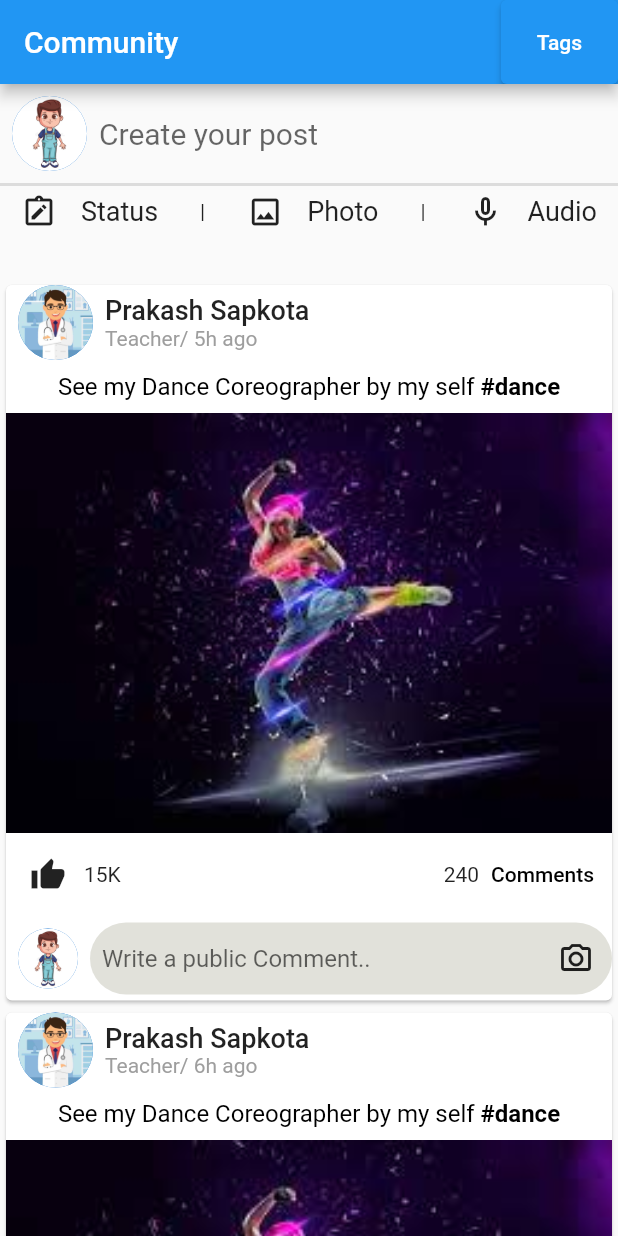
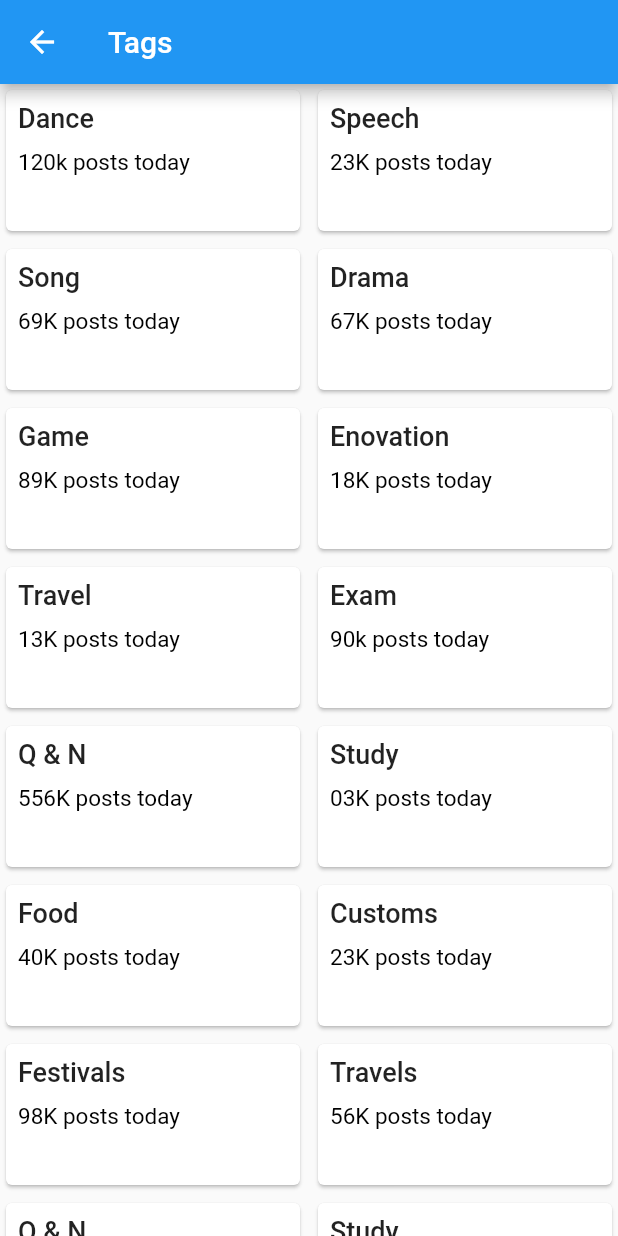
Before and after one commit to Binaya-mrt/internproject, a Flutter app: the screen it shows after launch, after a tap on "Tags", on a phone screen of 412 x 824 dp. Run offline on Flutter 3.47's test engine with Material 2 defaults, Android fonts, the phone set to English and light mode, and no system bars; our stand-ins replace font_awesome_flutter.

Commit message:
tags added

```diff
--- a/lib/main.dart
+++ b/lib/main.dart
@@ -1,4 +1,5 @@
 import 'package:brosoft/view/community.dart';
+import 'package:brosoft/view/tags.dart';
 import 'package:flutter/material.dart';
 
 void main() => runApp(MyApp());
@@ -10,7 +11,11 @@ class MyApp extends StatelessWidget {
   Widget build(BuildContext context) {
     return MaterialApp(
       debugShowCheckedModeBanner: false,
-      home: Community(),
+      initialRoute: "/",
+      routes: {
+        '/': (context) => const Community(),
+        '/tags': (context) => const Tags(),
+      },
     );
   }
 }
--- /dev/null
+++ b/lib/model/tagmodel.dart
@@ -0,0 +1,38 @@
+import 'package:flutter/material.dart';
+import 'package:font_awesome_flutter/font_awesome_flutter.dart';
+
+class Tag {
+  Tag({
+    required this.title,
+    required this.postCount,
+    this.icon,
+  });
+  final String title;
+  final String postCount;
+  IconData? icon;
+}
+
+List<Tag> tags = [
+  Tag(
+    icon: FontAwesomeIcons.downLeftAndUpRightToCenter,
+    postCount: "120k",
+    title: "Dance",
+  ),
+  Tag(postCount: "23K", title: "Speech"),
+  Tag(postCount: "69K", title: "Song"),
+  Tag(postCount: "67K", title: "Drama"),
+  Tag(postCount: "89K", title: "Game"),
+  Tag(postCount: "18K", title: "Enovation"),
+  Tag(postCount: "13K", title: "Travel"),
+  Tag(postCount: "90k", title: "Exam"),
+  Tag(postCount: "556K", title: "Q & N"),
+  Tag(postCount: "03K", title: "Study"),
+  Tag(postCount: "40K", title: "Food"),
+  Tag(postCount: "23K", title: "Customs"),
+  Tag(postCount: "98K", title: "Festivals"),
+  Tag(postCount: "56K", title: "Travels"),
+  Tag(postCount: "34K", title: "Q & N"),
+  Tag(postCount: "139K", title: "Study"),
+  Tag(postCount: "210K", title: "Food"),
+  Tag(postCount: "250K", title: "Customs"),
+];
--- a/lib/view/community.dart
+++ b/lib/view/community.dart
@@ -10,11 +10,17 @@ class Community extends StatelessWidget {
       appBar: AppBar(
         title: const Text("Community"),
         actions: [
-          ElevatedButton(
-            onPressed: () {},
-            child: const Padding(
-              padding: EdgeInsets.all(8.0),
-              child: Text("Tags"),
+          Padding(
+            padding: const EdgeInsets.all(8.0),
+            child: ElevatedButton(
+              onPressed: () {
+                Navigator.pushNamed(context, "/tags");
+              },
+              child: const Text(
+                "Tags",
+                style: TextStyle(color: Colors.black),
+              ),
+              style: ElevatedButton.styleFrom(primary: Colors.white),
             ),
           ),
         ],
--- a/lib/view/tags.dart
+++ b/lib/view/tags.dart
@@ -0,0 +1,53 @@
+import 'package:brosoft/model/tagmodel.dart';
+import 'package:flutter/cupertino.dart';
+import 'package:flutter/material.dart';
+
+class Tags extends StatelessWidget {
+  const Tags({Key? key}) : super(key: key);
+
+  @override
+  Widget build(BuildContext context) {
+    final _orientation = MediaQuery.of(context).orientation;
+
+    return Scaffold(
+        appBar: AppBar(
+          title: const Text("Tags"),
+        ),
+        body: SafeArea(
+          child: GridView.builder(
+            itemCount: tags.length,
+            gridDelegate: const SliverGridDelegateWithFixedCrossAxisCount(
+                childAspectRatio: 4 / 2,
+                crossAxisCount: 2,
+                crossAxisSpacing: 4.0,
+                mainAxisSpacing: 4.0),
+            itemBuilder: (BuildContext context, int index) {
+              return Card(
+                child: Row(
+                  children: [
+                    Padding(
+                      padding: const EdgeInsets.all(8.0),
+                      child: Column(
+                        crossAxisAlignment: CrossAxisAlignment.start,
+                        children: [
+                          Text(
+                            tags[index].title,
+                            style: TextStyle(
+                                fontSize: 18, fontWeight: FontWeight.w500),
+                          ),
+                          SizedBox(height: 10),
+                          Text(
+                            tags[index].postCount + " posts today",
+                            style: TextStyle(fontSize: 15, color: Colors.black),
+                          ),
+                        ],
+                      ),
+                    ),
+                  ],
+                ),
+              );
+            },
+          ),
+        ));
+  }
+}
--- a/pubspec.yaml
+++ b/pubspec.yaml
@@ -34,6 +34,7 @@ dependencies:
   # The following adds the Cupertino Icons font to your application.
   # Use with the CupertinoIcons class for iOS style icons.
   cupertino_icons: ^1.0.2
+  font_awesome_flutter: ^10.0.0
 
 dev_dependencies:
   flutter_test:
```
Also changed, not shown: pubspec.lock.
